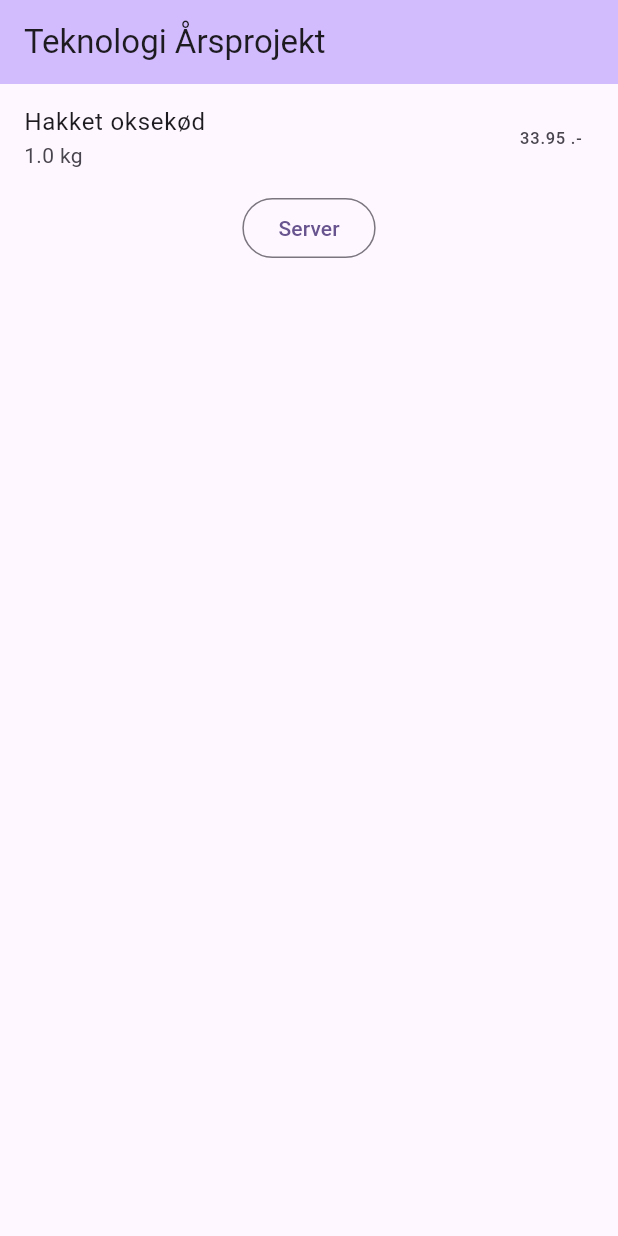
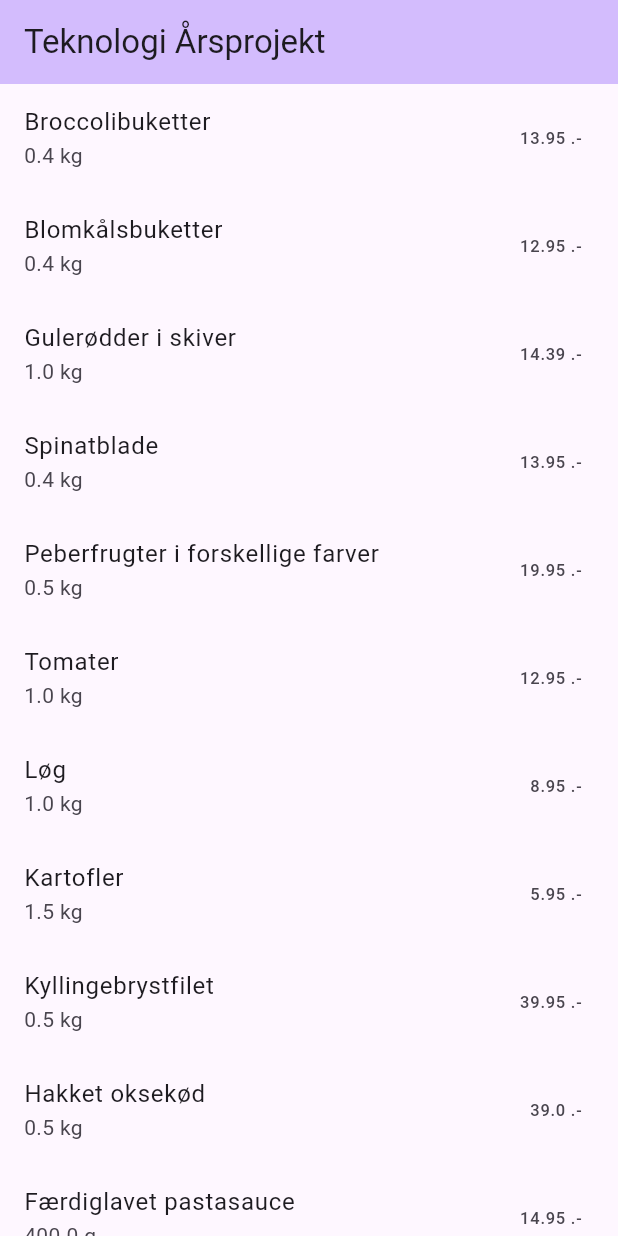
Before and after one commit to toke-dk/mad_app_eksamensprojekt, a Flutter app: the screen it shows after launch, on a phone screen of 412 x 824 dp. Run offline on Flutter 3.47's test engine with Material 3 defaults, Android fonts, the phone set to English and light mode, and no system bars; missing offline and left inert: dart_openai.

Commit message:
added more ingredients

```diff
--- a/lib/all_ingredients.dart
+++ b/lib/all_ingredients.dart
@@ -2,9 +2,152 @@ import 'models/ingredient.dart';
 
 final List<Ingredient> kSampleIngredients = [
   Ingredient(
-      name: "Hakket oksekød",
-      category: "Hakket kød",
-      quantity: 1,
+    name: "Broccolibuketter",
+    category: "Grøntsager",
+    quantity: 0.4,
+    unit: "kg",
+    price: 13.95,
+  ),
+  Ingredient(
+    name: "Blomkålsbuketter",
+    category: "Grøntsager",
+    quantity: 0.4,
+    unit: "kg",
+    price: 12.95,
+  ),
+  Ingredient(
+    name: "Gulerødder i skiver",
+    category: "Grøntsager",
+    quantity: 1.0,
+    unit: "kg",
+    price: 14.39,
+  ),
+  Ingredient(
+    name: "Spinatblade",
+    category: "Grøntsager",
+    quantity: 0.4,
+    unit: "kg",
+    price: 13.95,
+  ),
+  Ingredient(
+    name: "Peberfrugter i forskellige farver",
+    category: "Grøntsager",
+    quantity: 0.5,
+    unit: "kg",
+    price: 19.95,
+  ),
+  Ingredient(
+    name: "Tomater",
+    category: "Grøntsager",
+    quantity: 1.0,
+    unit: "kg",
+    price: 12.95,
+  ),
+  Ingredient(
+    name: "Løg",
+    category: "Grøntsager",
+    quantity: 1.0,
+    unit: "kg",
+    price: 8.95,
+  ),
+  Ingredient(
+    name: "Kartofler",
+    category: "Grøntsager",
+    quantity: 1.5,
+    unit: "kg",
+    price: 5.95,
+  ),
+  Ingredient(
+    name: "Kyllingebrystfilet",
+    category: "Kød & Fjerkræ",
+    quantity: 0.5,
+    // 500 g
+    unit: "kg",
+    price: 39.95, // Pris per kg
+  ),
+  Ingredient(
+    name: "Hakket oksekød",
+    category: "Kød & Fjerkræ",
+    quantity: 0.5,
+    // Mængde i kg
+    unit: "kg",
+    price: 39.00, // Pris pr. kg (kan variere)
+  ),
+  Ingredient(
+    name: "Færdiglavet pastasauce",
+    category: "Kolonial",
+    quantity: 400,
+    // 400 g
+    unit: "g",
+    price: 14.95, // Pris per 400 g
+  ),
+  Ingredient(
+    name: "Tunsalat",
+    category: "Køl",
+    quantity: 0.25,
+    unit: "kg",
+    price: 15.00,
+  ),
+  Ingredient(
+    name: "Tortillalaps",
+    category: "Kolonial",
+    quantity: 10,
+    unit: "stk",
+    price: 12.95,
+  ),
+  Ingredient(
+    name: "Færdigris",
+    category: "Kolonial",
+    quantity: 0.25,
+    unit: "kg",
+    price: 7.95,
+  ),
+  Ingredient(
+      name: "Svinekød i tern",
+      category: "Kød & Fjerkræ",
+      quantity: 1.0,
       unit: "kg",
-      price: 33.95)
+      price: 34.0),
+  Ingredient(
+    name: "Lammekødsgryde",
+    category: "Kød & Fjerkræ",
+    quantity: 1.0,
+    unit: "kg",
+    price: 39.95,
+  ),
+  Ingredient(
+    name: "Pariserbøf",
+    category: "Kød & Fjerkræ",
+    quantity: 4,
+    unit: "stk",
+    price: 59.00,
+  ),
+  Ingredient(
+    name: "Pølser",
+    category: "Kød & Fjerkræ",
+    quantity: 0.5,
+    unit: "kg",
+    price: 29.95,
+  ),
+  Ingredient(
+    name: "Mel",
+    category: "Kolonial",
+    quantity: 1.0,
+    unit: "kg",
+    price: 7.95,
+  ),
+  Ingredient(
+    name: "Ris",
+    category: "Kolonial",
+    quantity: 1.0,
+    unit: "kg",
+    price: 7.95,
+  ),
+  Ingredient(
+    name: "Pasta",
+    category: "Kolonial",
+    quantity: 0.5,
+    unit: "kg",
+    price: 3.95,
+  ),
 ];
--- a/lib/main.dart
+++ b/lib/main.dart
@@ -49,12 +49,14 @@ class _MyHomePageState extends State<MyHomePage> {
         title: Text(widget.title),
         backgroundColor: Theme.of(context).colorScheme.inversePrimary,
       ),
-      body: Column(
+      body: SingleChildScrollView(
+        child: Column(
           children: [
             content == null
                 ? SizedBox.shrink()
                 : Text(jsonDecode(content!.choices.first.message.content!.first.text!).toString()),
             ListView.builder(
+              physics: NeverScrollableScrollPhysics(),
                 shrinkWrap: true,
                 itemCount: ingredients.length,
                 itemBuilder: (context, index) {
@@ -75,6 +77,7 @@ class _MyHomePageState extends State<MyHomePage> {
                 },
                 child: Text("Server"))
           ],
+        ),
       ),
     );
   }
```
Lines whose indentation alone changed are shown as unchanged.
